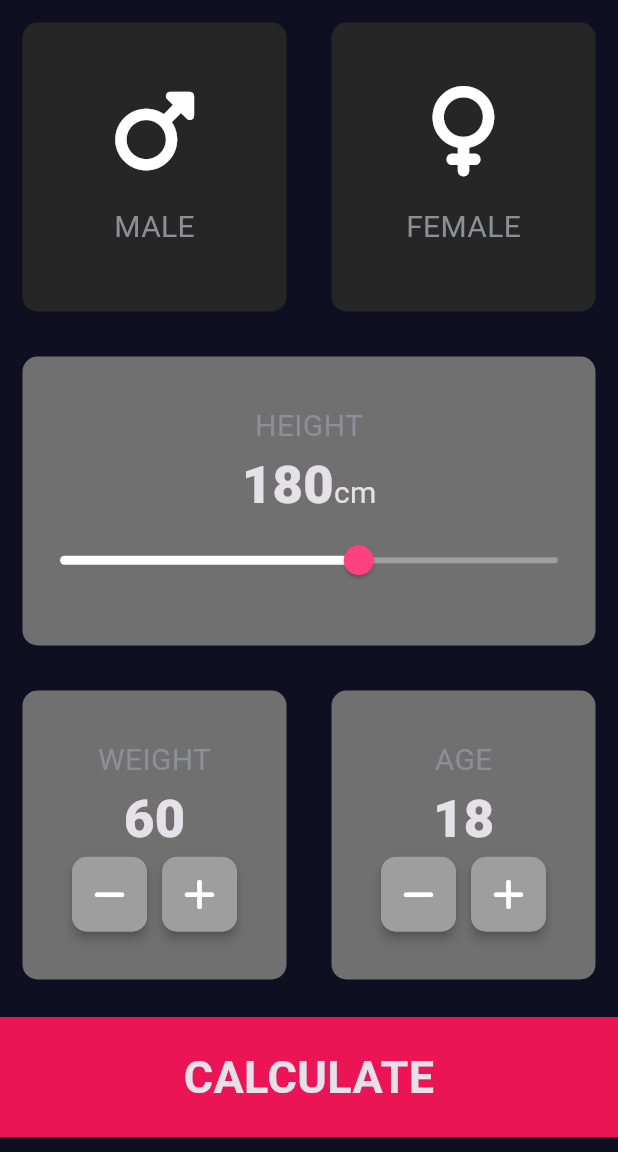
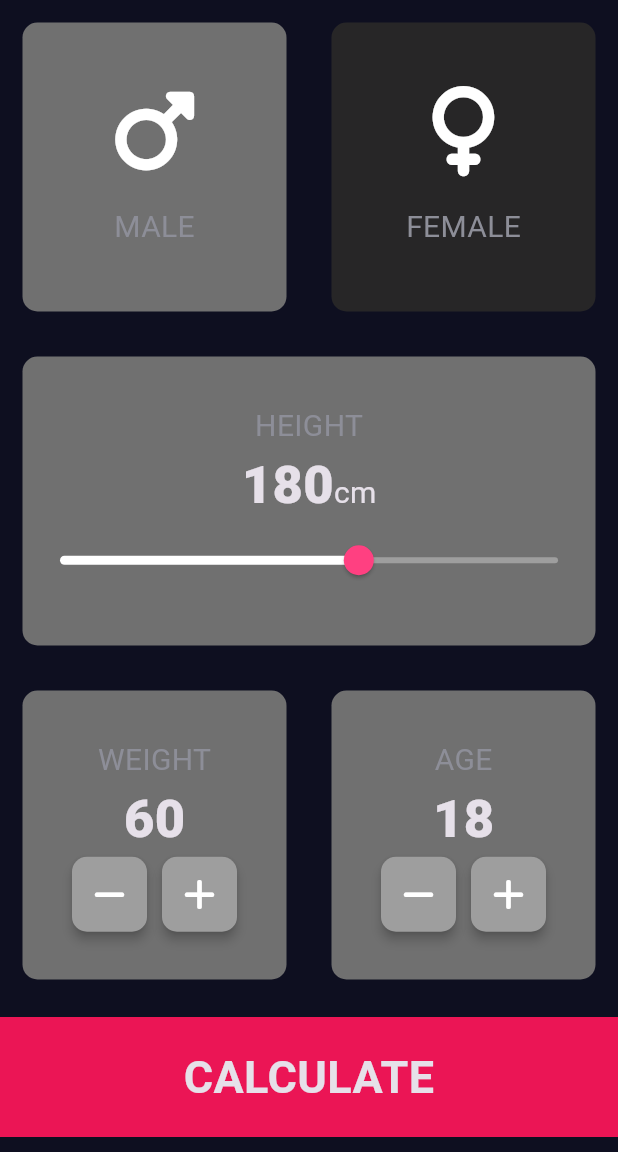
Before and after one commit to vishesh0306/bmi_calculator, a Flutter app: the screen it shows after launch, on a phone screen of 412 x 824 dp, the part 84-1236 px from its top. Run offline on Flutter 3.47's test engine with Material 3 defaults, Android fonts, the phone set to English and light mode, and no system bars; our stand-ins replace font_awesome_flutter, get; missing offline and left inert: dart:ffi.

Commit message:
GetX added succesfully

```diff
--- a/lib/Result_page.dart
+++ b/lib/Result_page.dart
@@ -1,4 +1,6 @@
 import 'package:flutter/material.dart';
+import 'package:get/get_core/src/get_main.dart';
+import 'package:get/get_navigation/get_navigation.dart';
 import 'constants.dart';
 import 'reusable_card.dart';
 import 'bottom_button.dart';
@@ -40,8 +42,7 @@ class ResultPage extends StatelessWidget {
           )),),
 
           BottomButton('RECALCULATE',
-          (){
-           Navigator.pop(context);})
+          (){Get.back();})
 
         ],
       ),
--- a/lib/bottom_button.dart
+++ b/lib/bottom_button.dart
@@ -1,25 +1,27 @@
 import 'package:flutter/material.dart';
 import 'constants.dart';
 
+class BottomButton extends StatelessWidget {
+  final Function onTap;
+  final String buttonText;
 
-class BottomButton extends StatelessWidget {
-  BottomButton(this.buttomTitle,this.onTap);
-
-  final VoidCallback onTap;
-  final String buttomTitle;
+  BottomButton(this.buttonText, this.onTap);
 
   @override
   Widget build(BuildContext context) {
     return GestureDetector(
-      onTap: onTap,
+      onTap: (){onTap();}, // Invoke the onTap function here
       child: Container(
-        margin: EdgeInsets.only(top: 10,bottom: 10),
+        margin: EdgeInsets.only(top: 10, bottom: 10),
         color: bottomContainerColour,
         width: double.infinity,
         height: bottomContainerHeight,
         alignment: Alignment.center,
-        child: Text(buttomTitle,textAlign: TextAlign.center,style: BigTextStyle,),
-
+        child: Text(
+          buttonText,
+          textAlign: TextAlign.center,
+          style: BigTextStyle,
+        ),
       ),
     );
   }
--- /dev/null
+++ b/lib/input_data.dart
@@ -0,0 +1,40 @@
+import 'dart:ffi';
+
+import 'package:flutter/cupertino.dart';
+import 'package:get/get.dart';
+
+import 'input_page.dart';
+
+enum Gender{
+  Male,
+  Female,
+}
+
+
+class InputData extends GetxController{
+  var Height = 180.obs;
+  var Weight = 60.obs;
+  var age = 18.obs;
+  Rx<Gender>? SelectedGender = Gender.Male.obs;
+
+
+  increaseHeight(){
+    Height+=1;
+  }
+  decreaseHeight(){
+    Height-=1;
+  }
+  increaseWeight(){
+      Weight+=1;
+    }
+  decreaseWeight(){
+    Weight-=1;
+  }
+increaseAge(){
+      age+=1;
+    }
+  decreaseAge(){
+    age-=1;
+  }
+
+}
--- a/lib/input_page.dart
+++ b/lib/input_page.dart
@@ -1,6 +1,10 @@
 import 'package:bmi_calculator/main.dart';
 import 'package:flutter/material.dart';
 import 'package:font_awesome_flutter/font_awesome_flutter.dart';
+import 'package:get/get.dart';
+import 'package:get/get_core/src/get_main.dart';
+import 'package:get/get_instance/get_instance.dart';
+import 'input_data.dart';
 import 'reusable_card.dart';
 import 'MaleFemale.dart';
 import 'constants.dart';
@@ -9,31 +13,19 @@ import 'bottom_button.dart';
 import 'round_icon_button.dart';
 import 'calculator_brain.dart';
 
+class InputPage extends StatelessWidget {
 
-
-class InputPage extends StatefulWidget {
-  const InputPage({Key? key}) : super(key: key);
-
-  @override
-  State<InputPage> createState() => _InputPageState();
-}
-
-enum Gender{
-  Male,
-  Female,
-}
-
-class _InputPageState extends State<InputPage> {
+  InputData data = Get.find<InputData>();
 
   Color maleCardcolor = inactiveCardColour;
+
   Color femaleCardcolor = inactiveCardColour;
 
-Gender? SelectedGender;
+  int Height = 180;
 
-int Height = 180;
   int Weight = 60;
+
   int age = 18;
-
 
   @override
   Widget build(BuildContext context) {
@@ -43,123 +35,158 @@ Widget build(BuildContext context) {
         ),
         body: Column(
           children: <Widget>[
-          Expanded(child: Row(
+            Expanded(
+                child: Row(
               children: <Widget>[
-              Expanded(child: GestureDetector(
-                  onTap: (){
-                    setState(() {
-                      SelectedGender = Gender.Male;
-                    });
-
+                Expanded(
+                    child: GestureDetector(
+                        onTap: () {
+                          data.SelectedGender?.value = Gender.Male;
                         },
-                  child: ReusableCard(SelectedGender == Gender.Male? activeCardColour:inactiveCardColour,
-                    MaleFemale(FontAwesomeIcons.mars,"MALE"),
-
-                  ))),
-              Expanded(child: GestureDetector(
-                  onTap: (){
-                    setState(() {
-                      SelectedGender = Gender.Female;
-                    });
-
+                        child:
+                        Obx(()=>ReusableCard(
+                          data.SelectedGender?.value == Gender.Male
+                              ? activeCardColour
+                              : inactiveCardColour,
+                          MaleFemale(FontAwesomeIcons.mars, "MALE"),
+                        )
+                        )
+                    ),
+                ),
+                Expanded(
+                  child: GestureDetector(
+                      onTap: () {
+                        data.SelectedGender?.value = Gender.Female;
                       },
-                  child: ReusableCard(SelectedGender==Gender.Female?activeCardColour:inactiveCardColour,MaleFemale(FontAwesomeIcons.venus,"FEMALE"))),
-              )],
+                      child:
+                      Obx(()=>ReusableCard(
+                          data.SelectedGender?.value == Gender.Female
+                              ? activeCardColour
+                              : inactiveCardColour,
+                          MaleFemale(FontAwesomeIcons.venus, "FEMALE")
+                      )
+                      )
+                  )
+                )
+              ],
             )),
-
-          Expanded(child: Row(
+            Expanded(
+                child: Row(
               children: <Widget>[
-              Expanded(child: ReusableCard(activeCardColour,
+                Expanded(
+                  child: ReusableCard(
+                      activeCardColour,
                       Column(
                         mainAxisAlignment: MainAxisAlignment.center,
                         children: <Widget>[
-                  Text('HEIGHT',style: TextStyle(fontSize: 20,color: ActiveColor),),
+                          Text(
+                            'HEIGHT',
+                            style: TextStyle(fontSize: 20, color: ActiveColor),
+                          ),
                           // SizedBox(height: 20,),
-                  Row(mainAxisAlignment: MainAxisAlignment.center,
+                          Row(
+                            mainAxisAlignment: MainAxisAlignment.center,
                             crossAxisAlignment: CrossAxisAlignment.baseline,
                             textBaseline: TextBaseline.alphabetic,
                             children: <Widget>[
-                      Text(Height.toString(),
-                      style: BigNumberStyle
-                      ),
-
-                      Text('cm',style: TextStyle(fontSize: 20),)
+                              Obx(() {
+                                return Text(data.Height.toString(),
+                                    style: BigNumberStyle);
+                              }),
+                              Text(
+                                'cm',
+                                style: TextStyle(fontSize: 20),
+                              )
                             ],
                           ),
 
-                  SliderTheme(data: SliderTheme.of(context).copyWith(
+                          Obx(() => SliderTheme(
+                              data: SliderTheme.of(context).copyWith(
                                   activeTrackColor: Colors.white,
-                    thumbShape: RoundSliderThumbShape(enabledThumbRadius: 10),
-                    overlayShape: RoundSliderOverlayShape(overlayRadius: 25),
+                                  thumbShape: RoundSliderThumbShape(
+                                      enabledThumbRadius: 10),
+                                  overlayShape: RoundSliderOverlayShape(
+                                      overlayRadius: 25),
                                   thumbColor: Colors.pinkAccent,
-                    overlayColor: Color(0x40ffc0cb)
-
-                  ),
-                    child: Slider(value: Height.toDouble(),
+                                  overlayColor: Color(0x40ffc0cb)),
+                              child: Slider(
+                                  value: data.Height.toDouble(),
                                   min: 120,
                                   max: 220,
                                   // activeColor: Colors.white,
                                   inactiveColor: Colors.grey,
-                        onChanged: (double newHeight){
-                      setState(() {
-                        Height = newHeight.round();
-                      });
-                    }),
-                  )
-                ],
-              )
-              ),),
+                                  onChanged: (double newHeight) {
+                                    data.Height.value = newHeight.round();
+                                  })))
                         ],
                       )),
-
-          Expanded(child: Row(
+                ),
+              ],
+            )),
+            Expanded(
+                child: Row(
               children: <Widget>[
-              Expanded(child: ReusableCard(activeCardColour,Column(
+                Expanded(
+                  child: ReusableCard(
+                      activeCardColour,
+                      Column(
                         mainAxisAlignment: MainAxisAlignment.center,
                         children: <Widget>[
-                  Text('WEIGHT',    style: TextStyle(fontSize: 20,color: ActiveColor),),
-                  Text(Weight.toString(),   style: BigNumberStyle,),
+                          Text(
+                            'WEIGHT',
+                            style: TextStyle(fontSize: 20, color: ActiveColor),
+                          ),
+                          Obx(() {
+                            return Text(
+                              data.Weight.toString(),
+                              style: BigNumberStyle,
+                            );
+                          }),
                           Row(
                             mainAxisAlignment: MainAxisAlignment.center,
                             children: [
-                      RoundIconButton(FontAwesomeIcons.minus,
-                              (){
-                        setState(() {
-                          Weight--;
-                        });
+                              RoundIconButton(FontAwesomeIcons.minus, () {
+                                data.decreaseWeight();
                               }),
-                      SizedBox(width: 10,),
-
-                      RoundIconButton(FontAwesomeIcons.plus,(){
-                        setState(() {
-                          Weight++;
-                        });
+                              SizedBox(
+                                width: 10,
+                              ),
+                              RoundIconButton(FontAwesomeIcons.plus, () {
+                                data.increaseWeight();
                               })
                             ],
                           )
-
                         ],
-              )),),
-              Expanded(child: ReusableCard(activeCardColour,
+                      )),
+                ),
+                Expanded(
+                    child: ReusableCard(
+                        activeCardColour,
                         Column(
                           mainAxisAlignment: MainAxisAlignment.center,
                           children: <Widget>[
-                      Text('AGE',    style: TextStyle(fontSize: 20,color: ActiveColor),),
-                      Text(age.toString(),   style: BigNumberStyle,),
+                            Text(
+                              'AGE',
+                              style:
+                                  TextStyle(fontSize: 20, color: ActiveColor),
+                            ),
+                            Obx(() {
+                              return Text(
+                                data.age.toString(),
+                                style: BigNumberStyle,
+                              );
+                            }),
                             Row(
                               mainAxisAlignment: MainAxisAlignment.center,
                               children: [
-                          RoundIconButton(FontAwesomeIcons.minus,(){
-                            setState(() {
-                              age--;
-                            });
+                                RoundIconButton(FontAwesomeIcons.minus, () {
+                                  data.decreaseAge();
                                 }),
-
-                          SizedBox(width: 10,),
-                          RoundIconButton(FontAwesomeIcons.plus,(){
-                            setState(() {
-                              age++;
-                            });
+                                SizedBox(
+                                  width: 10,
+                                ),
+                                RoundIconButton(FontAwesomeIcons.plus, () {
+                                  data.increaseAge();
                                 })
                               ],
                             )
@@ -167,18 +194,12 @@ Widget build(BuildContext context) {
                         ))),
               ],
             )),
-
-          BottomButton('CALCULATE',
-                (){
-
-            CalculatorBrain calc = CalculatorBrain(Height, Weight);
-
-            Navigator.push(context, MaterialPageRoute(builder: (context)=>ResultPage(calc.calculateBMI(),calc.getResult(),calc.getInterpretation())));
-          },)
-
+            BottomButton('CALCULATE', () {
+              CalculatorBrain calc = CalculatorBrain(data.Height.toInt(), data.Weight.toInt());
+              Get.to(() => ResultPage(calc.calculateBMI(), calc.getResult(),
+                  calc.getInterpretation()));
+            })
           ],
-      )
-
-  );
+        ));
   }
 }
--- a/lib/main.dart
+++ b/lib/main.dart
@@ -1,5 +1,8 @@
 import 'package:flutter/material.dart';
+import 'package:get/get_core/src/get_main.dart';
+import 'package:get/get_instance/get_instance.dart';
 import 'package:get/get_navigation/src/root/get_material_app.dart';
+import 'input_data.dart';
 import 'input_page.dart';
 
 void main() {
@@ -8,6 +11,8 @@ void main() {
 
 class BMIcalculator extends StatelessWidget {
   BMIcalculator({Key? key}) : super(key: key);
+
+  final InputData inputdata = Get.put(InputData());
 
   @override
   Widget build(BuildContext context) {
--- a/lib/round_icon_button.dart
+++ b/lib/round_icon_button.dart
@@ -16,7 +16,7 @@ class RoundIconButton extends StatelessWidget {
   @override
   Widget build(BuildContext context) {
     return RawMaterialButton(
-      onPressed: onPressed,
+      onPressed: (){onPressed();},
       child: Icon(icon),
       constraints: BoxConstraints.tightFor(
           width: 50,height: 50
```
Lines whose indentation alone changed are shown as unchanged.
